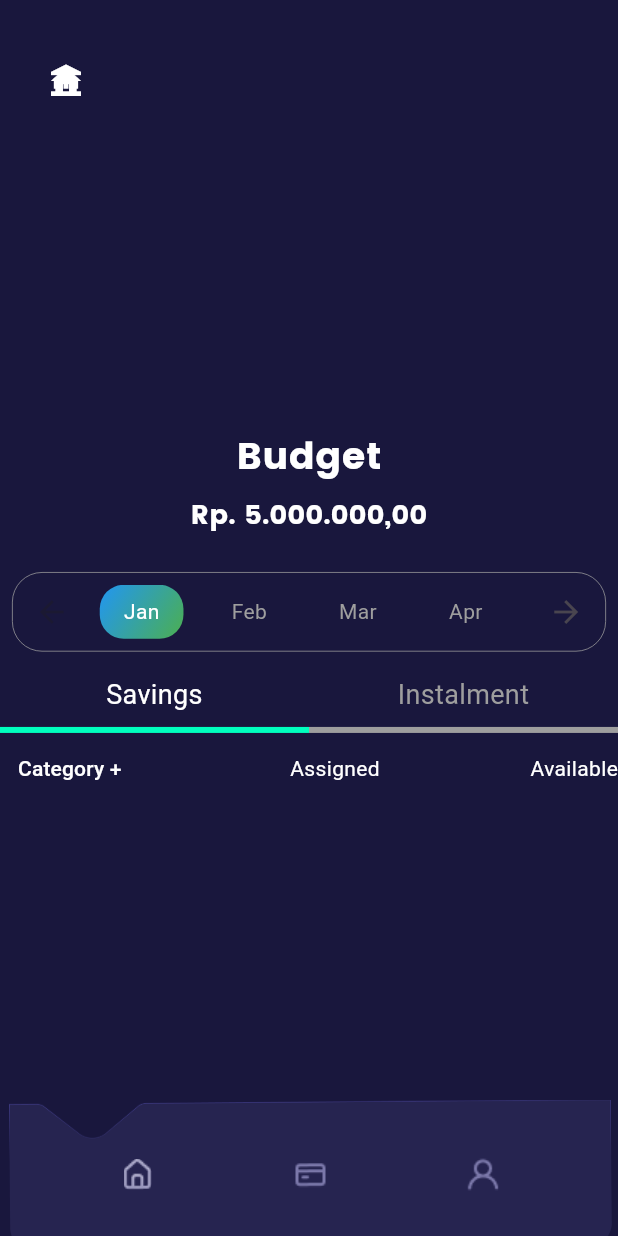
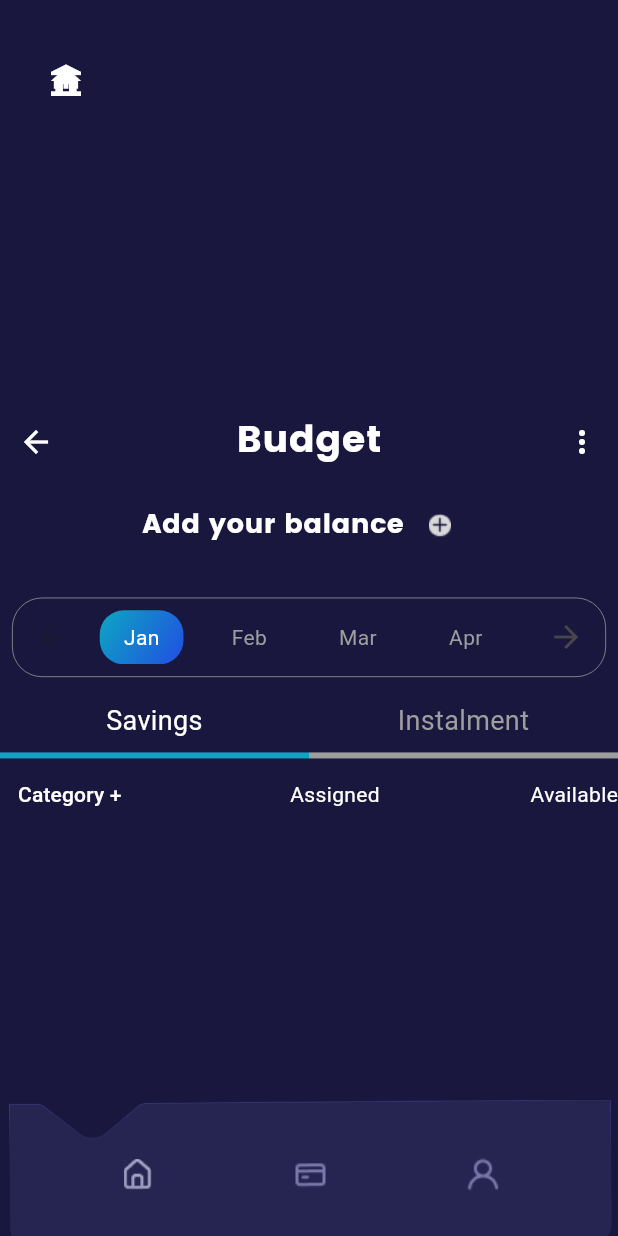
Before and after one commit to RenoSebastian/MoneyFest, a Flutter app: the Budget screen opened by its route, on a phone screen of 412 x 824 dp. Run offline on Flutter 3.47's test engine with Material 3 defaults, Android fonts, the phone set to English and light mode, and no system bars; our stand-ins replace fl_chart.

Commit message:
benerin budget dikit

```diff
--- a/money_fest_frontend/lib/budget.dart
+++ b/money_fest_frontend/lib/budget.dart
@@ -28,7 +28,7 @@ class _BudgetState extends State<Budget> {
   ];
 
   // Dummy balance data, replace with your actual balance data
-  final String _balance = 'Rp. 5.000.000,00';
+  final String _balance = 'Add your balance';
 
   @override
   Widget build(BuildContext context) {
@@ -152,30 +152,139 @@ class _BudgetState extends State<Budget> {
   }
 
   Widget _buildReportText() {
-    return const Column(
+  return Positioned(
+    top: 20,
+    left: 0,
+    right: 0,
+    child: Row(
+      mainAxisAlignment: MainAxisAlignment.spaceBetween,
       children: [
+        IconButton(
+          onPressed: () {
+            Navigator.pop(context);
+          },
+          icon: Icon(
+            Icons.arrow_back,
+            color: Colors.white,
+          ),
+        ),
         Text(
           'Budget',
+          textAlign: TextAlign.center,
           style: TextStyle(
             fontSize: 25,
             color: Colors.white,
             fontFamily: 'Poppins',
           ),
         ),
+        PopupMenuButton<String>(
+          icon: Icon(
+            Icons.more_vert,
+            color: Colors.white,
+          ),
+          itemBuilder: (BuildContext context) => <PopupMenuEntry<String>>[
+            PopupMenuItem<String>(
+              value: 'logout',
+              child: Text('Logout'),
+            ),
           ],
+          onSelected: (String? value) {
+            if (value == 'logout') {
+              _logout();
+            }
+          },
+        ),
+      ],
+    ),
   );
 }
 
+void _logout() {
+  Navigator.pushNamed(context, '/login');
+}
+
+
   Widget _buildBalanceText() {
-    return Text(
+    return Row(
+      mainAxisAlignment: MainAxisAlignment.center,
+      children: [
+        Text(
           _balance,
           style: const TextStyle(
             fontSize: 18,
             color: Colors.white,
             fontFamily: 'Poppins',
           ),
+        ),
+        IconButton(
+          icon: Image.asset(
+            'assets/images/plus.png',
+            width: 20, // Sesuaikan ukuran gambar sesuai kebutuhan Anda
+            height: 20, // Sesuaikan ukuran gambar sesuai kebutuhan Anda
+          ),
+          onPressed: () {
+            // Tampilkan pop-up "How many do you have?"
+            _showAddBalancePopup(context);
+          },
+        ),
+      ],
     );
   }
+
+  void _showAddBalancePopup(BuildContext context) {
+  showDialog(
+    context: context,
+    builder: (BuildContext context) {
+      return AlertDialog(
+        content: Column(
+          mainAxisSize: MainAxisSize.min,
+          crossAxisAlignment: CrossAxisAlignment.start,
+          children: <Widget>[
+            Padding(
+                padding: const EdgeInsets.all(8.0),
+                child: Center(
+                  child: Text(
+                    "Add Balance",
+                    textAlign: TextAlign.center,
+                    style: TextStyle(
+                      fontSize: 18,
+                      fontWeight: FontWeight.bold,
+                    ),
+                  ),
+                ),
+              ),
+            Text('How many do you have?'),
+            SizedBox(height: 10), // Spasi antara elemen
+            TextFormField(
+              decoration: InputDecoration(
+                labelText: 'Jumlah Saldo',
+                hintText: 'Masukkan jumlah saldo',
+              ),
+            ),
+            // Tambah elemen-elemen lainnya sesuai kebutuhan
+          ],
+        ),
+        actions: <Widget>[
+          TextButton(
+            onPressed: () {
+              Navigator.of(context).pop(); // Tutup popup
+            },
+            child: Text('Cancel'),
+          ),
+          TextButton(
+            onPressed: () {
+              // Implementasi untuk menambahkan saldo
+              // Di sini Anda bisa memanggil fungsi atau method yang sesuai
+              Navigator.of(context).pop(); // Tutup popup setelah selesai
+            },
+            child: Text('Save'),
+          ),
+        ],
+      );
+    },
+  );
+}
+
 
   Widget _buildMonthSelector() {
     return MonthSelector(
@@ -197,12 +306,13 @@ class _BudgetState extends State<Budget> {
           _isSavingsSelected = text == 'Savings';
         });
       },
-        child: Container(
+      child: AnimatedContainer(
+        duration: Duration(milliseconds: 300),
         decoration: BoxDecoration(
           border: Border(
             bottom: BorderSide(
               color: isSelected
-                    ? Color.fromRGBO(0, 255, 191, 1)
+                  ? Color.fromRGBO(13, 166, 194, 1)
                   : Colors.grey, // Warna biru-hijau neon ketika ditekan
               width: 4.0, // Ubah lebar garis sesuai kebutuhan Anda
             ),
@@ -226,6 +336,7 @@ class _BudgetState extends State<Budget> {
     ),
   );
 }
+
 
   Widget _buildContent() {
     return _isSavingsSelected ? _buildSavings() : _buildInstalment();
@@ -462,8 +573,8 @@ class _MonthSelectorState extends State<MonthSelector> {
                         gradient: widget.selectedMonthIndex == index
                             ? const LinearGradient(
                                 colors: [
-                                  Colors.blue,
-                                  Colors.green
+                                 Color.fromRGBO(13, 166, 194, 1),
+                                 Color.fromRGBO(33, 78, 226, 1)
                                 ], // Ubah warna gradient sesuai kebutuhan Anda
                                 begin: Alignment.topLeft,
                                 end: Alignment.bottomRight,
--- a/money_fest_frontend/pubspec.yaml
+++ b/money_fest_frontend/pubspec.yaml
@@ -69,6 +69,7 @@ flutter:
     - assets/images/Base3.png
     - assets/images/card.png
     - assets/images/home.png
+    - assets/images/plus.png
     - assets/images/profile.png
     - assets/images/tabBar.png
     - assets/images/User.png
```
Also changed, not shown: money_fest_frontend/assets/images/plus.png (added). Lines whose indentation alone changed are shown as unchanged.
